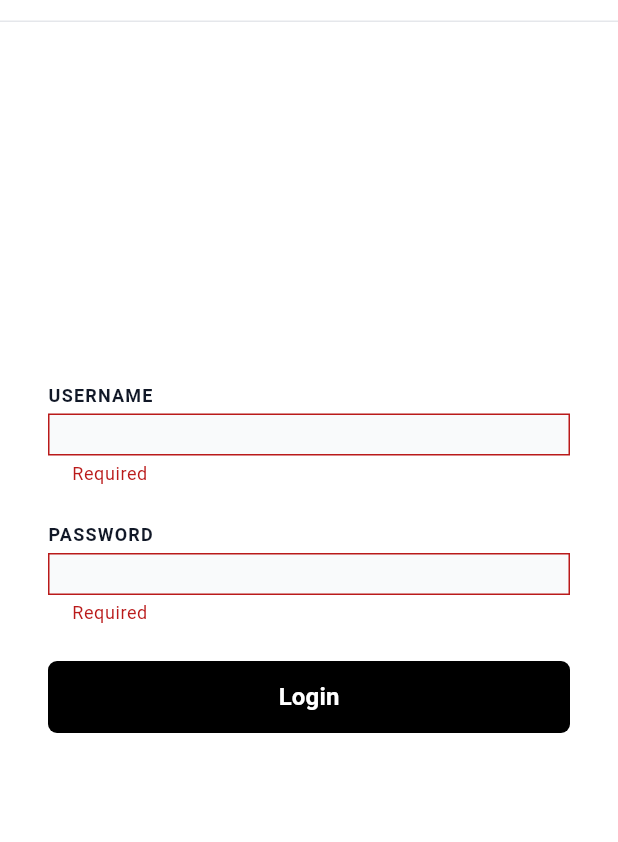
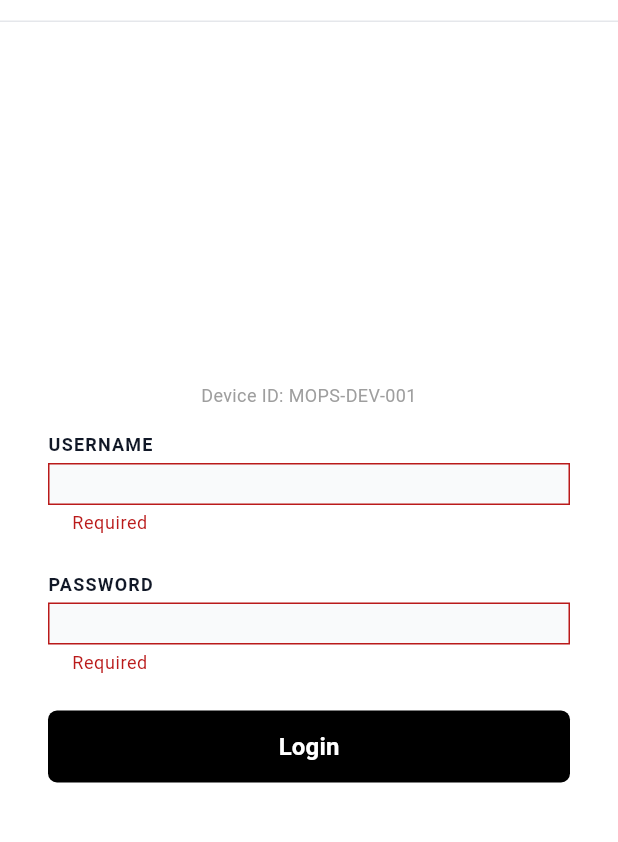
Before and after one commit to ralph-galang/CSSWENG-ExitPass-APS, a Flutter app: the screen it shows after launch, after a tap on "Login", on a phone screen of 412 x 824 dp, the part 56-898 px from its top. Run offline on Flutter 3.47's test engine with Material 3 defaults, Android fonts, the phone set to English and light mode, and no system bars; our stand-ins replace flutter_svg.

Commit message:
updated login_screen

```diff
--- a/lib/screens/login_screen.dart
+++ b/lib/screens/login_screen.dart
@@ -1,6 +1,7 @@
 import 'package:flutter/material.dart';
 import '../theme/app_colors.dart';
 import '../widgets/app_header.dart';
+import '../services/mock_api_service.dart';
 
 class LoginScreen extends StatefulWidget {
   const LoginScreen({super.key});
@@ -15,6 +16,11 @@ class _LoginScreenState extends State<LoginScreen> {
   final _passwordController = TextEditingController();
   final _usernameFocus = FocusNode();
   final _passwordFocus = FocusNode();
+
+  // Updated to initialize the mock service and state variables
+  final _apiService = MockApiService();
+  bool _isLoading = false;
+  String? _errorMessage;
 
   @override
   void initState() {
@@ -32,9 +38,42 @@ class _LoginScreenState extends State<LoginScreen> {
     super.dispose();
   }
 
-  void _handleLogin() {
+  // Updated logic to simulate device validation and dummy authentication
+  void _handleLogin() async {
     if (_formKey.currentState!.validate()) {
+      setState(() {
+        _isLoading = true;
+        _errorMessage = null;
+      });
+
+      // 1. Simulate Zero Trust Device Check
+      bool isDeviceValid = await _apiService.validateDeviceStatus();
+      if (!isDeviceValid) {
+        setState(() {
+          _isLoading = false;
+          _errorMessage = "Zero Trust Alert: Unrecognized device.";
+        });
+        return;
+      }
+
+      // Simulate Authentication
+      String? error = await _apiService.login(
+        _usernameController.text,
+        _passwordController.text
+      );
+
+      setState(() => _isLoading = false);
+
+      // Navigate if successful, otherwise show error
+      if (error == null) {
+        if (mounted) {
           Navigator.of(context).pushReplacementNamed('/dashboard');
+        }
+      } else {
+        setState(() {
+          _errorMessage = error;
+        });
+      }
     }
   }
 
@@ -48,10 +87,10 @@ class _LoginScreenState extends State<LoginScreen> {
           padding: const EdgeInsets.symmetric(horizontal: 32),
           child: Column(
             children: [
-              const SizedBox(height: 64), // pt-16
+              const SizedBox(height: 64),
               // Logo placeholder
-              const SizedBox(height: 128), // h-32
-              const SizedBox(height: 48), // mb-12
+              const SizedBox(height: 128),
+              const SizedBox(height: 48),
               ConstrainedBox(
                 constraints: const BoxConstraints(maxWidth: 384),
                 child: Form(
@@ -59,6 +98,12 @@ class _LoginScreenState extends State<LoginScreen> {
                   child: Column(
                     crossAxisAlignment: CrossAxisAlignment.stretch,
                     children: [
+                      Text(
+                        "Device ID: ${_apiService.deviceId}",
+                        style: const TextStyle(color: Colors.grey, fontSize: 12),
+                        textAlign: TextAlign.center,
+                      ),
+                      const SizedBox(height: 16),
                       _field(
                         label: 'USERNAME',
                         controller: _usernameController,
@@ -72,10 +117,25 @@ class _LoginScreenState extends State<LoginScreen> {
                         focusNode: _passwordFocus,
                         obscure: true,
                       ),
+
+                      // Error message display for handling
+                      if (_errorMessage != null) ...[
+                        const SizedBox(height: 16),
+                        Text(
+                          _errorMessage!,
+                          style: const TextStyle(color: Colors.red, fontWeight: FontWeight.bold),
+                          textAlign: TextAlign.center,
+                        ),
+                      ],
+
                       const SizedBox(height: 24),
+
+                      // Updated for a ;oading indicator
                       SizedBox(
                         height: 48,
-                        child: ElevatedButton(
+                        child: _isLoading
+                          ? const Center(child: CircularProgressIndicator(color: AppColors.black))
+                          : ElevatedButton(
                               onPressed: _handleLogin,
                               style: ElevatedButton.styleFrom(
                                 backgroundColor: AppColors.black,
@@ -118,6 +178,7 @@ class _LoginScreenState extends State<LoginScreen> {
     required FocusNode focusNode,
     required bool obscure,
   }) {
+
     return Column(
       crossAxisAlignment: CrossAxisAlignment.start,
       children: [
```
Lines whose indentation alone changed are shown as unchanged.
